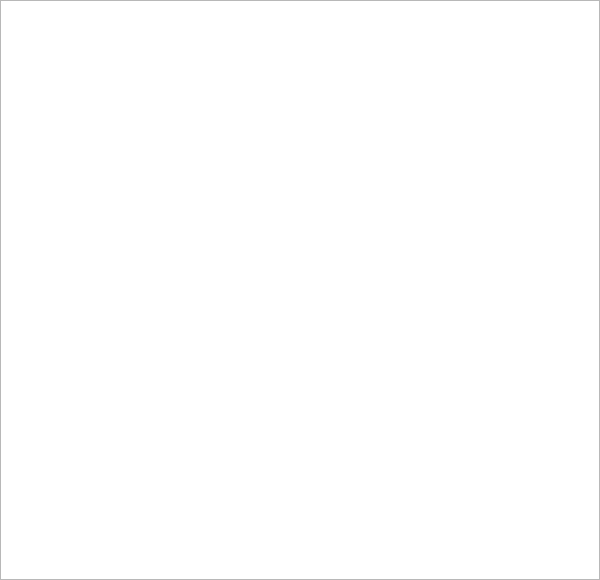
The window that ui/AlarmListWindow.ui (stellarfloat/2020-2_swp2_ADProject_Remi) describes before a commit, drawn with Qt 5.
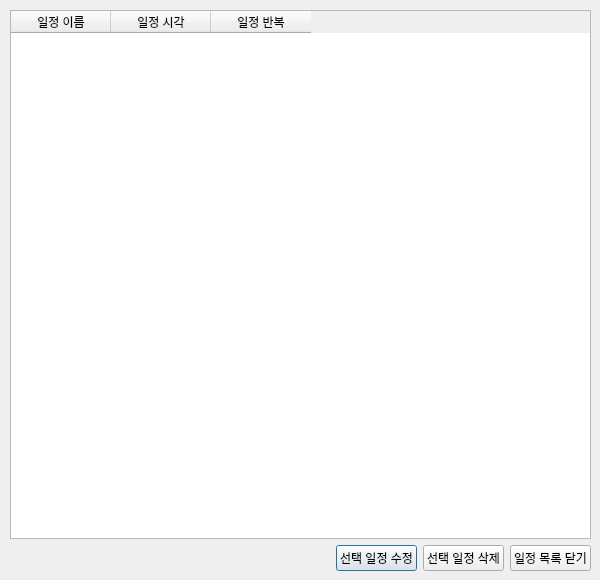
The same window after the commit.

Commit message:
AlarmAddWindow.py - add Schedule List Window logics
- add Schedule List Window Logics
- add ScheduleManager.find_schedule(p_name: str, p_time: str, p_repeat: int) method
- append Schedule List Window UI
- and some change for Schedule class

The edit to the form file:
```diff
--- a/ui/AlarmListWindow.ui
+++ b/ui/AlarmListWindow.ui
@@ -34,29 +34,116 @@
      <verstretch>0</verstretch>
     </sizepolicy>
    </property>
-   <widget class="QTableView" name="AlarmListTable">
+   <widget class="QWidget" name="verticalLayoutWidget">
     <property name="geometry">
      <rect>
       <x>0</x>
       <y>0</y>
-      <width>600</width>
-      <height>580</height>
+      <width>601</width>
+      <height>581</height>
      </rect>
     </property>
-    <property name="sizePolicy">
-     <sizepolicy hsizetype="Fixed" vsizetype="Fixed">
-      <horstretch>0</horstretch>
-      <verstretch>0</verstretch>
-     </sizepolicy>
-    </property>
-    <property name="font">
-     <font>
-      <pointsize>12</pointsize>
-     </font>
-    </property>
-    <property name="sortingEnabled">
-     <bool>true</bool>
-    </property>
+    <layout class="QVBoxLayout" name="verticalLayout">
+     <property name="leftMargin">
+      <number>10</number>
+     </property>
+     <property name="topMargin">
+      <number>10</number>
+     </property>
+     <property name="rightMargin">
+      <number>10</number>
+     </property>
+     <property name="bottomMargin">
+      <number>10</number>
+     </property>
+     <item>
+      <widget class="QTableWidget" name="AlarmListTable">
+       <property name="sizePolicy">
+        <sizepolicy hsizetype="MinimumExpanding" vsizetype="MinimumExpanding">
+         <horstretch>0</horstretch>
+         <verstretch>0</verstretch>
+        </sizepolicy>
+       </property>
+       <property name="sizeAdjustPolicy">
+        <enum>QAbstractScrollArea::AdjustIgnored</enum>
+       </property>
+       <property name="editTriggers">
+        <set>QAbstractItemView::NoEditTriggers</set>
+       </property>
+       <property name="dragEnabled">
+        <bool>true</bool>
+       </property>
+       <property name="dragDropMode">
+        <enum>QAbstractItemView::NoDragDrop</enum>
+       </property>
+       <property name="selectionMode">
+        <enum>QAbstractItemView::SingleSelection</enum>
+       </property>
+       <property name="selectionBehavior">
+        <enum>QAbstractItemView::SelectRows</enum>
+       </property>
+       <attribute name="horizontalHeaderCascadingSectionResizes">
+        <bool>false</bool>
+       </attribute>
+       <attribute name="verticalHeaderCascadingSectionResizes">
+        <bool>false</bool>
+       </attribute>
+       <column>
+        <property name="text">
+         <string>일정 이름</string>
+        </property>
+       </column>
+       <column>
+        <property name="text">
+         <string>일정 시각</string>
+        </property>
+       </column>
+       <column>
+        <property name="text">
+         <string>일정 반복</string>
+        </property>
+       </column>
+      </widget>
+     </item>
+     <item>
+      <layout class="QHBoxLayout" name="horizontalLayout">
+       <item>
+        <spacer name="horizontalSpacer">
+         <property name="orientation">
+          <enum>Qt::Horizontal</enum>
+         </property>
+         <property name="sizeHint" stdset="0">
+          <size>
+           <width>40</width>
+           <height>20</height>
+          </size>
+         </property>
+        </spacer>
+       </item>
+       <item>
+        <widget class="QPushButton" name="modifyButton">
+         <property name="text">
+          <string>선택 일정 수정</string>
+         </property>
+        </widget>
+       </item>
+       <item>
+        <widget class="QPushButton" name="removeButton">
+         <property name="text">
+          <string>선택 일정 삭제</string>
+         </property>
+        </widget>
+       </item>
+       <item>
+        <widget class="QPushButton" name="closeButton">
+         <property name="text">
+          <string>일정 목록 닫기</string>
+         </property>
+        </widget>
+       </item>
+      </layout>
+     </item>
+    </layout>
    </widget>
   </widget>
  </widget>
```
The commit also changes 4 other files.
